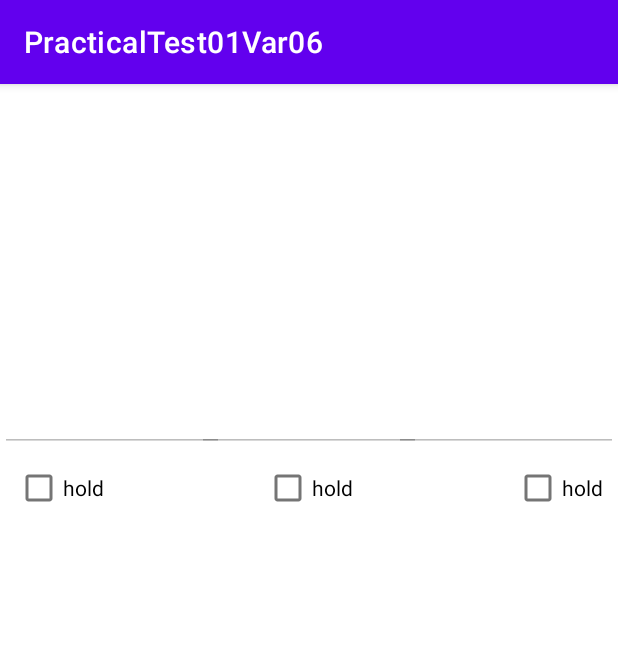
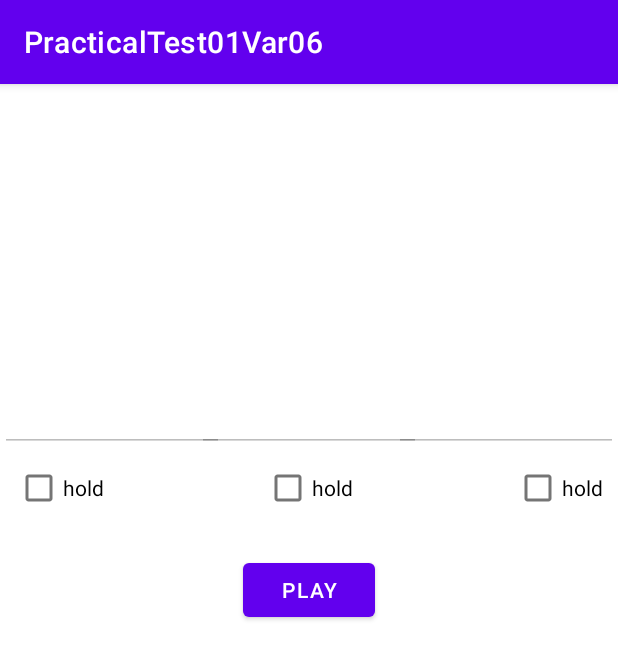
Before and after one commit to vladcostache/PracticalTest01Var06, an Android app: the screen it shows after launch (PracticalTest01Var06MainActivity), on a phone screen of 412 x 824 dp. Shown: the top 659 px of the screen. Run offline under Robolectric (Android 15) with nearby library versions, the phone set to English and light mode, and no system bars.

Commit message:
A2 complete

```diff
--- a/PracticalTest01Var06/app/src/main/res/layout/activity_practical_test01_var06_main.xml
+++ b/PracticalTest01Var06/app/src/main/res/layout/activity_practical_test01_var06_main.xml
@@ -75,6 +75,15 @@
         android:layout_marginEnd="10dp">
     </CheckBox>
 
+    <Button
+        android:id="@+id/play_button"
+        android:layout_width="wrap_content"
+        android:layout_height="wrap_content"
+        android:layout_below="@id/checkbox_center"
+        android:layout_centerHorizontal="true"
+        android:layout_marginTop="20dp"
+        android:text="Play" />
+
 
 
 </RelativeLayout>
```
